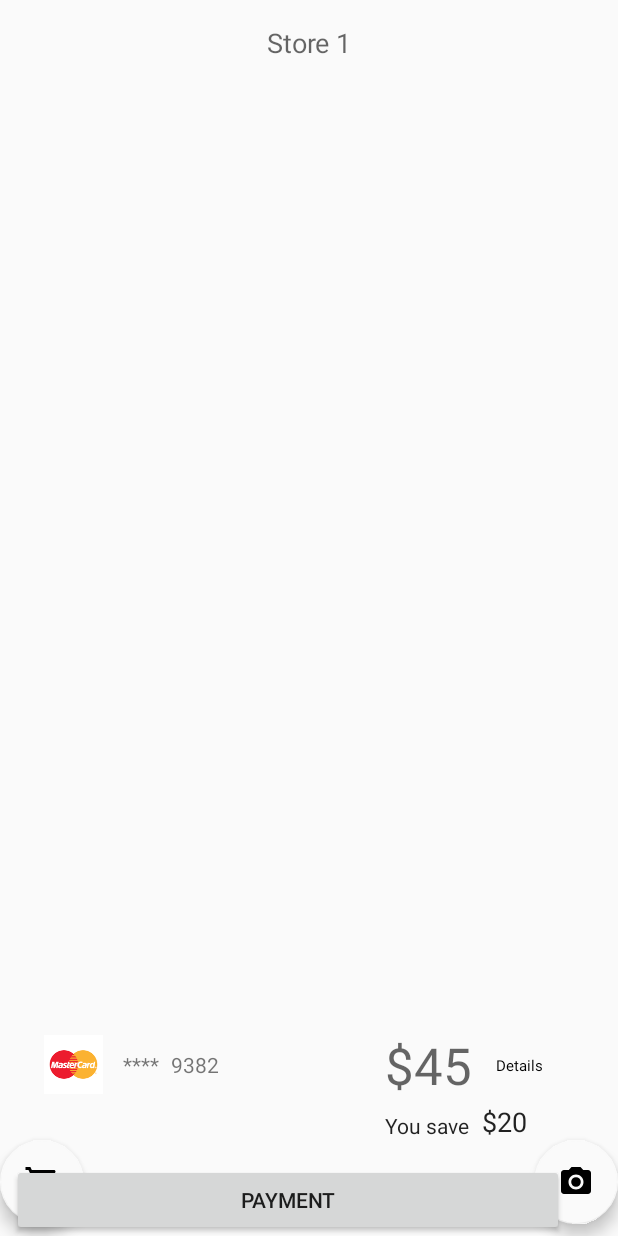
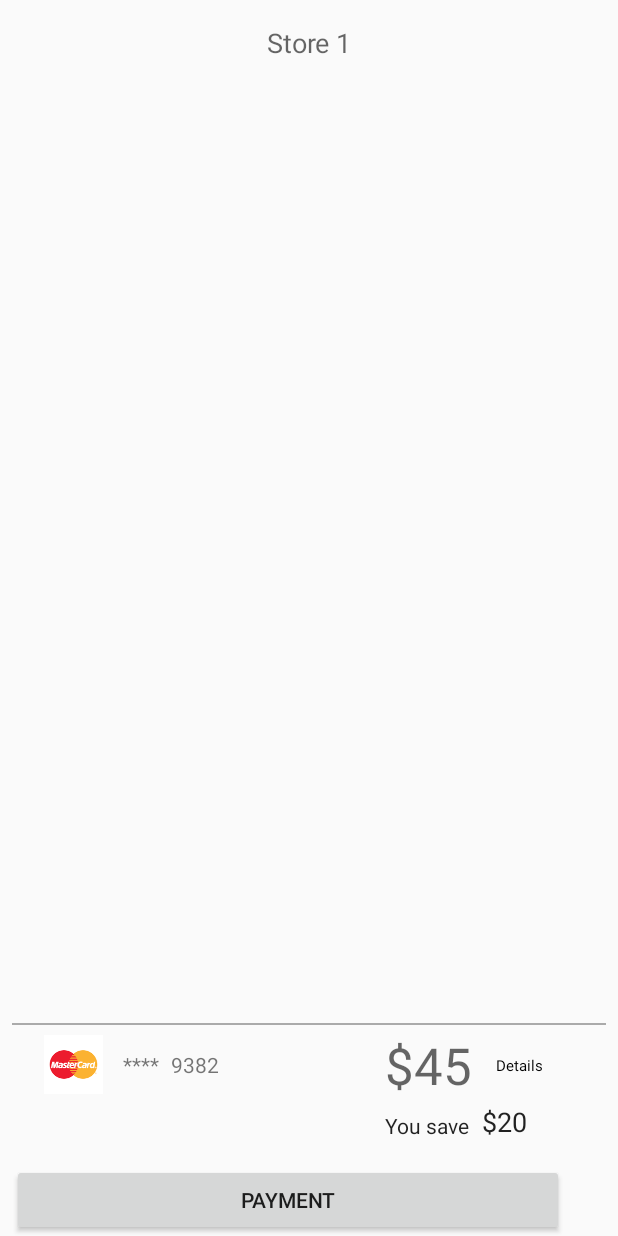
Before and after one commit to SmartCheckout/android, an Android app: the layout activity_cart.xml on its own in the app's theme, with its tools: preview values and no code run, on a phone screen of 412 x 824 dp. Run offline under Robolectric (Android 15) with nearby library versions, the phone set to English and light mode, and no system bars.

Commit message:
billing amount corrected and payment view improved

```diff
--- a/app/src/main/assets/config.properties
+++ b/app/src/main/assets/config.properties
@@ -1,3 +1,3 @@
-storeSearchURL : http://ec2-54-191-68-157.us-west-2.compute.amazonaws.com:8080/store/locationsearch
-productSearchURL : http://ec2-54-191-68-157.us-west-2.compute.amazonaws.com:8080/product
-taxRate : 0.20
+storeSearchURL=http://ec2-54-191-68-157.us-west-2.compute.amazonaws.com:8080/store/locationsearch
+productSearchURL=http://ec2-54-191-68-157.us-west-2.compute.amazonaws.com:8080/product
+taxRate=0.1
--- a/app/src/main/java/com/smartcheckout/poc/activity/StoreSelectionActivity.java
+++ b/app/src/main/java/com/smartcheckout/poc/activity/StoreSelectionActivity.java
@@ -349,14 +349,14 @@
         ((TextView)findViewById(R.id.noLocMessage)).setText(message);
         //Set listener for the on store listener
         Button scanQRStore = (Button) findViewById(R.id.scanQrStore);
-        scanQRStore.setOnClickListener(new View.OnClickListener() {
+        //Need to add code to find locaiton from the QR code from the service
+        /*scanQRStore.setOnClickListener(new View.OnClickListener() {
             @Override
             public void onClick(View v) {
                 launchScanBarcode(RC_SCAN_BARCODE_STORE);
 
-
             }
-        });
+        });*/
 
         Button findLocation = (Button) findViewById(R.id.findLocation);
         findLocation.setOnClickListener(new View.OnClickListener() {
--- a/app/src/main/java/com/smartcheckout/poc/models/Bill.java
+++ b/app/src/main/java/com/smartcheckout/poc/models/Bill.java
@@ -57,8 +57,9 @@
         } catch (IOException e) {
             e.printStackTrace();
         }
-        this.tax = this.sumSellPrice*(1-taxRate);
-
+        System.out.println("Tax rate -->"+ taxRate);
+        this.tax = this.sumSellPrice*taxRate;
+        System.out.println("Tax-->"+tax);
     }
 
     public float calTotalAMountPaid() {
--- a/app/src/main/java/com/smartcheckout/poc/util/PropertiesUtil.java
+++ b/app/src/main/java/com/smartcheckout/poc/util/PropertiesUtil.java
@@ -14,7 +14,7 @@
 public class PropertiesUtil {
 
     public static String getProperty(String key,Context context) throws IOException {
-        Properties properties = new Properties();;
+        Properties properties = new Properties();
         AssetManager assetManager = context.getAssets();
         InputStream inputStream = assetManager.open("config.properties");
         properties.load(inputStream);
--- a/app/src/main/res/layout/activity_cart.xml
+++ b/app/src/main/res/layout/activity_cart.xml
@@ -72,8 +72,20 @@
         android:id="@+id/paymentContainer"
         android:layout_width="match_parent"
         android:layout_height="wrap_content"
-        android:layout_gravity="bottom">
+        android:layout_gravity="bottom"
+        android:background="@color/colorPrimary">
 
+        <View
+            android:layout_width="0dp"
+            android:layout_height="1dp"
+            android:layout_marginStart="8dp"
+            android:layout_marginEnd="8dp"
+            android:layout_marginTop="8dp"
+            android:background="@android:color/darker_gray"
+            app:layout_constraintHorizontal_bias="0.0"
+            app:layout_constraintLeft_toLeftOf="parent"
+            app:layout_constraintRight_toRightOf="parent"
+            app:layout_constraintTop_toTopOf="parent" />
 
         <TextView
             android:id="@+id/dollarSymbol1"
```
Also changed, not shown: app/src/main/java/com/smartcheckout/poc/activity/CartActivity.java (+19 -3 lines).
